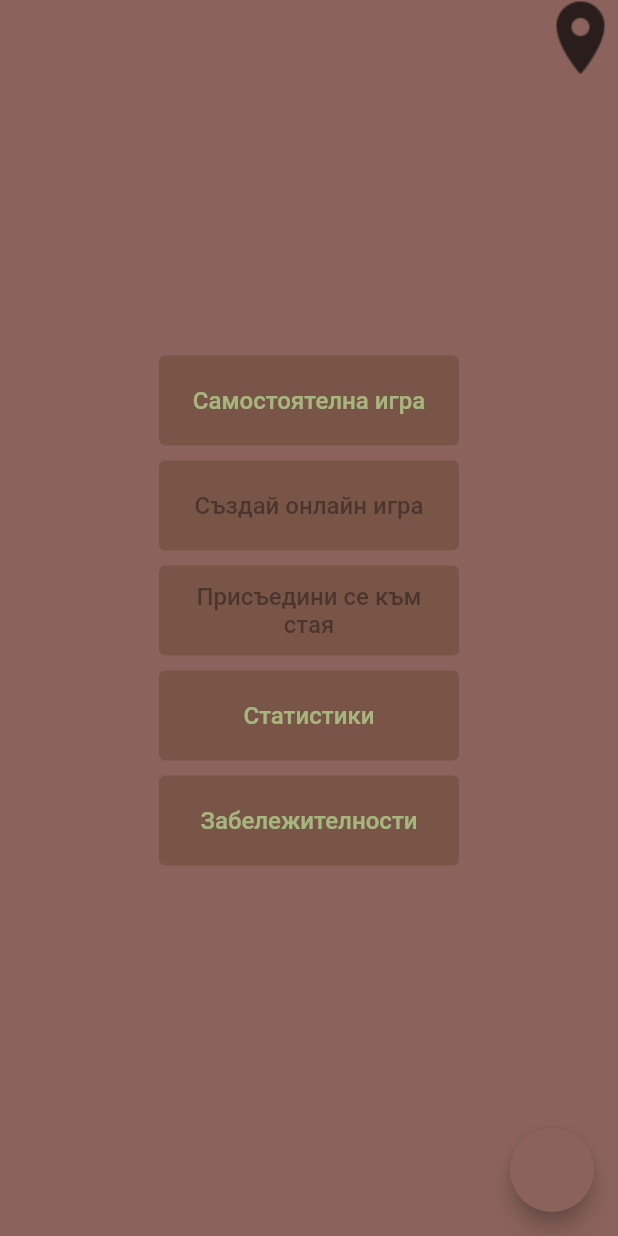
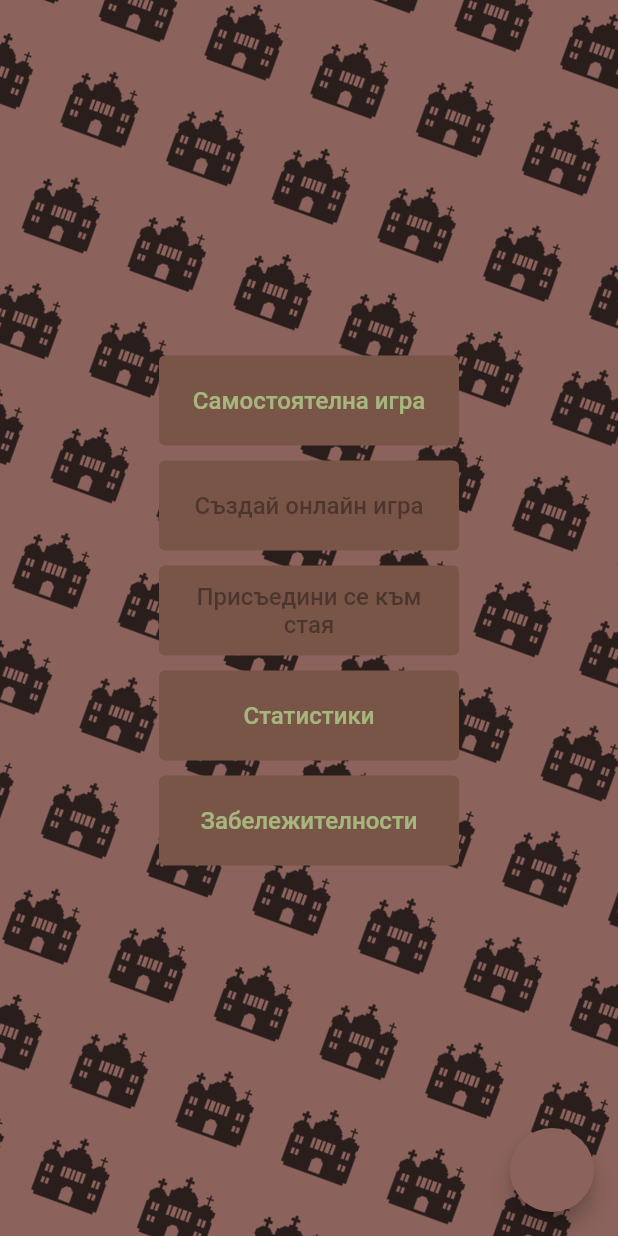
Before and after one commit to guess-bulgaria/guess_bulgaria, a Flutter app: the screen it shows after launch, on a phone screen of 412 x 824 dp. Run offline on Flutter 3.47's test engine with Material 2 defaults, Android fonts, the phone set to English and light mode, and no system bars; our stand-ins replace dio, flutter_dotenv, flutter_mobx, google_fonts, mobx, scrollable_positioned_list and 2 more; missing offline and left inert: mapbox_gl; network calls fail.

Commit message:
moving animated church

```diff
--- a/lib/components/scrolling_background.dart
+++ b/lib/components/scrolling_background.dart
@@ -9,16 +9,29 @@ class ScrollingBackground extends StatelessWidget {
   Widget build(BuildContext context) {
     Clock clock = Clock(100000, startTime: 0);
     return Observer(builder: (_) {
+      double offset =
+          clock.seconds * 5.0 - (MediaQuery.of(context).size.height * 6);
+      if (offset >= -MediaQuery.of(context).size.height * 4) {
+        clock.seconds = 0;
+        Future.delayed(const Duration(seconds: 0), () => clock.seconds = 1,);
+      }
       return AnimatedPositioned(
-        child: Image.asset(
-          'assets/icons/marker.png',
-          color: Colors.black,
-          repeat: ImageRepeat.repeat,
-          opacity: const AlwaysStoppedAnimation(0.7),
+        height: MediaQuery.of(context).size.height * 6,
+        width: MediaQuery.of(context).size.height * 6,
+        child: RotationTransition(
+          turns: const AlwaysStoppedAnimation(20 / 360),
+          child: Image.asset(
+            'assets/icons/church.png',
+            color: Colors.black,
+            repeat: ImageRepeat.repeat,
+            alignment: Alignment.topRight,
+            opacity: const AlwaysStoppedAnimation(0.7),
+          ),
         ),
-        top: clock.seconds * 4.5,
-        right: clock.seconds * 4.5,
-        duration: const Duration(seconds: 1),
+        top: clock.seconds * 5.0 - MediaQuery.of(context).size.height * 4,
+        right: clock.seconds * 5.0 - MediaQuery.of(context).size.height * 4,
+        duration: Duration(
+            seconds: offset >= -MediaQuery.of(context).size.height * 4 ? 0 : 1),
       );
     });
   }
--- a/lib/pages/main_page.dart
+++ b/lib/pages/main_page.dart
@@ -48,6 +48,7 @@ class _MainPageState extends State<MainPage> {
     return Scaffold(
         backgroundColor: Theme.of(context).colorScheme.secondary,
         body: Stack(
+          clipBehavior: Clip.antiAlias,
           children: [
             const ScrollingBackground(),
             Align(
--- a/lib/storage/clock.dart
+++ b/lib/storage/clock.dart
@@ -17,6 +17,10 @@ class Clock {
     return _time;
   }
 
+  set seconds(int value) {
+    _time = value;
+  }
+
   void _startTimer() {
     _timer?.cancel();
     _timer = Timer.periodic(const Duration(seconds: 1), _onTick);
```
Also changed, not shown: assets/icons/church.png (added).
